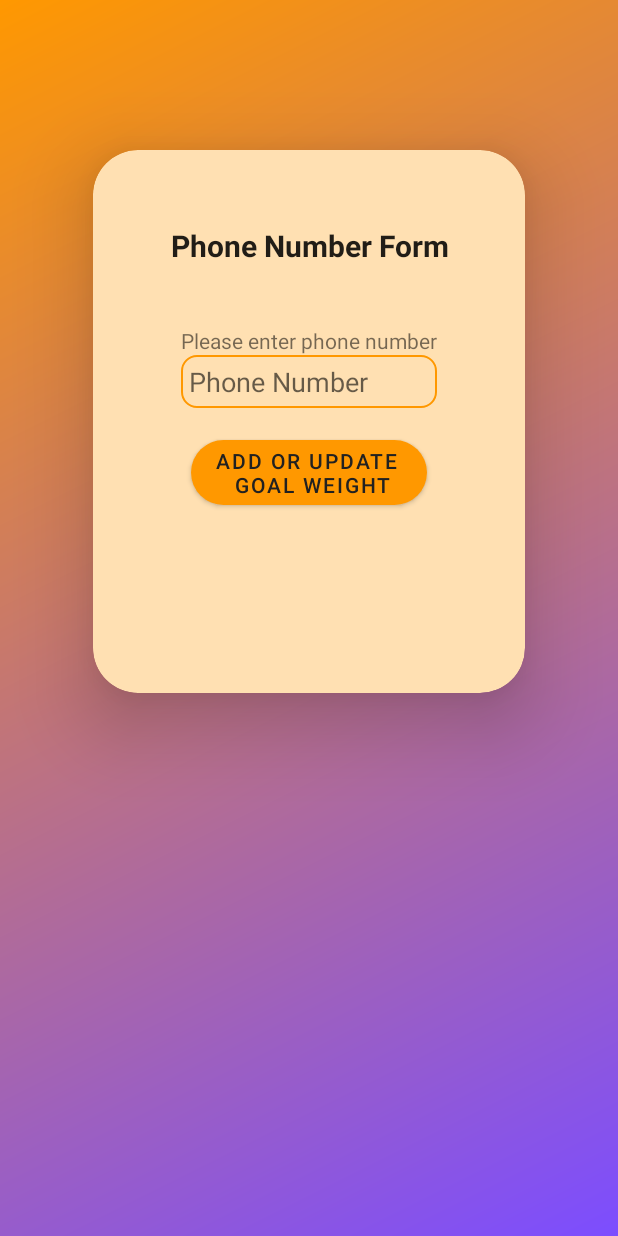
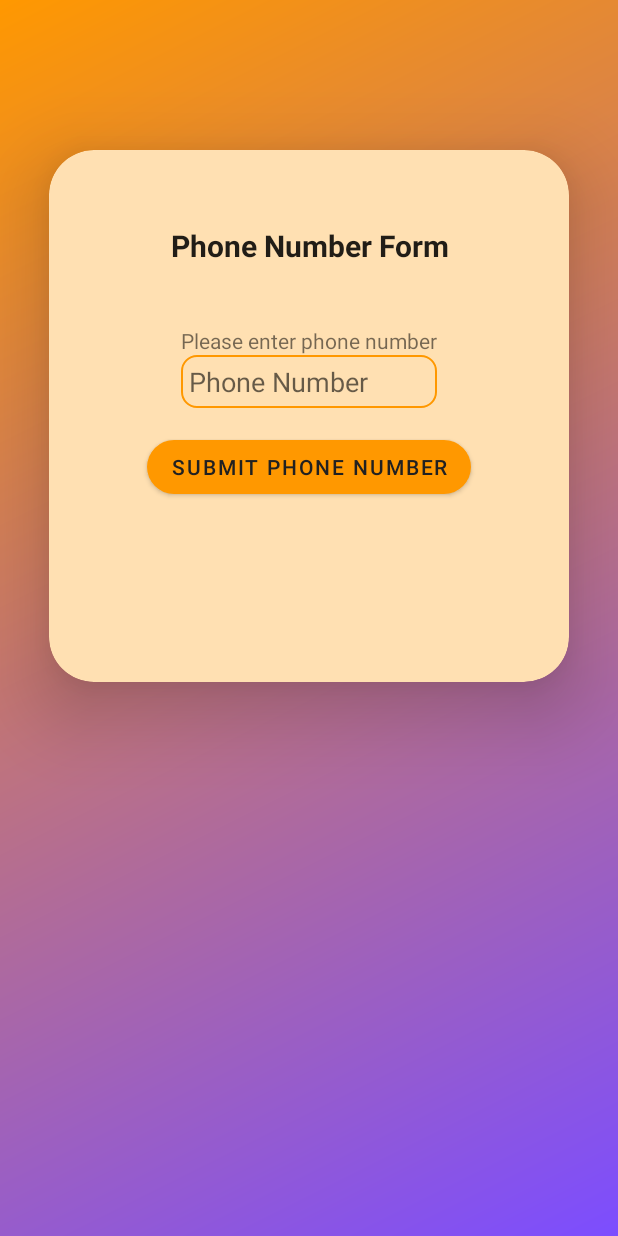
Before and after one commit to Igthife/Igthife.github.io, an Android app: the PhoneNumberActivity screen opened directly, with no data from a screen before it, on a phone screen of 412 x 824 dp. Run offline under Robolectric (Android 15) with nearby library versions, the phone set to English and light mode, and no system bars; our stand-ins replace Room's generated code; 2 statements that could not run were skipped.

Commit message:
README updated

```diff
--- a/CS360ArtifactSamuelHemond/app/src/main/res/layout/activity_phone_number_input.xml
+++ b/CS360ArtifactSamuelHemond/app/src/main/res/layout/activity_phone_number_input.xml
@@ -67,7 +67,7 @@
                 android:id="@+id/phoneNumberButton"
                 android:layout_width="wrap_content"
                 android:layout_height="wrap_content"
-                android:text="@string/confirm_goal_weight"
+                android:text="@string/confirm_phone_number"
                 android:onClick="savePhoneNumber"
                 style="@style/buttonGeneral"
                 app:layout_constraintLeft_toLeftOf="parent"
```
Also changed, not shown: 2 other files.
